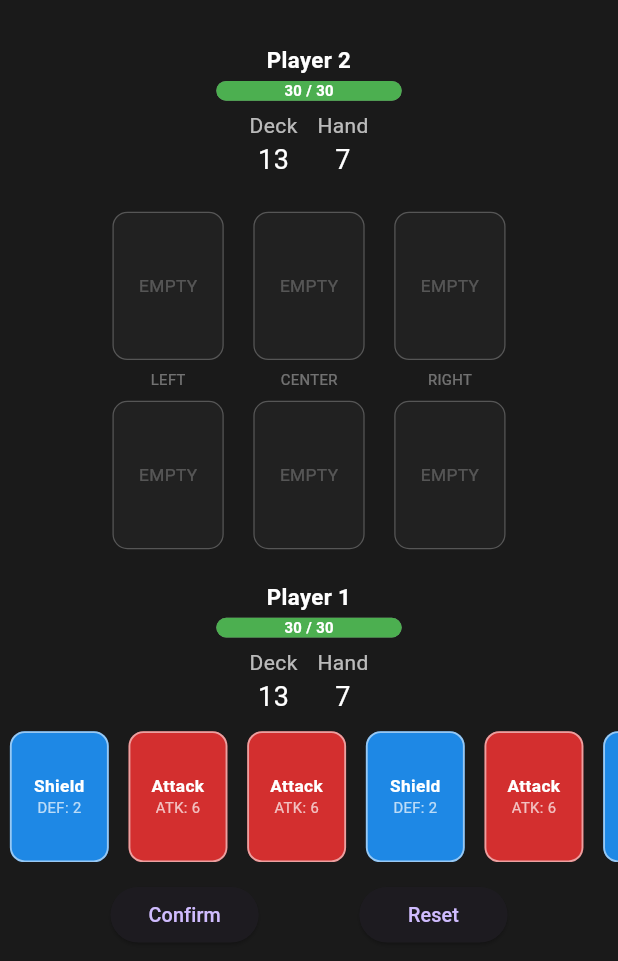
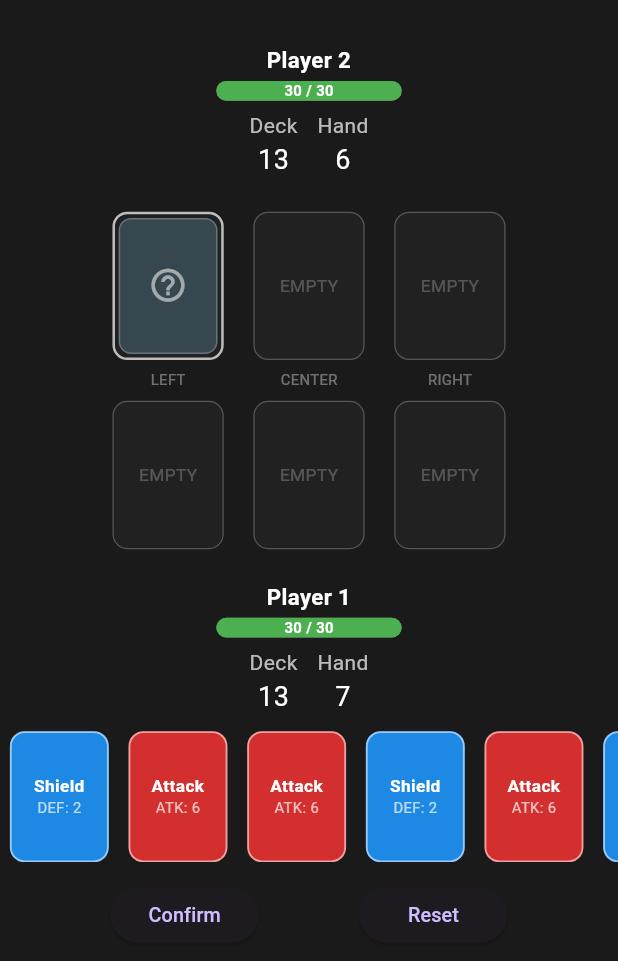
Before and after one commit to gragbag/card_game, a Flutter app: the screen it shows after launch, after a tap on "Confirm", after a tap on "Reset", on a phone screen of 412 x 824 dp. Shown: the top 961 px of the screen. Run offline on Flutter 3.47's test engine with Material 3 defaults, Android fonts, the phone set to English and light mode, and no system bars; missing offline and left inert: flame, flutter_soloud.

Commit message:
feat: Switch who places cards first
Player 1 places cards down first, then Player 2 will respond.
Next turn Player 2 will place their cards down first, and Player 1 will
respond
Changed NPC turn to place a random number of cards in random lanes

```diff
--- a/lib/game_logic/game_engine.dart
+++ b/lib/game_logic/game_engine.dart
@@ -15,6 +15,8 @@ import 'services/combat_resolver.dart';
 /// Main game engine - manages all game logic
 class GameEngine extends ChangeNotifier {
   late GameState state;
+
+  String _firstPlacerId = 'player1';
 
   /// Initialize a new game
   void initialize({
@@ -44,6 +46,9 @@ class GameEngine extends ChangeNotifier {
     // Initialize game state
     state = GameState(player1: player1, player2: player2);
 
+    // First game: player1 places first
+    _firstPlacerId = 'player1';
+
     // Start first turn
     startGame();
     notifyListeners();
@@ -62,12 +67,21 @@ class GameEngine extends ChangeNotifier {
 
   /// Start a new turn (Draw Phase)
   void startTurn() {
+    _firstPlacerId = _firstPlacerId == 'player1' ? 'player2' : 'player1';
+
     state.currentPhase = GamePhase.draw;
     CardManager.drawCards(state.player1);
     CardManager.drawCards(state.player2);
     state.currentPhase = GamePhase.select;
     state.player1Ready = false;
     state.player2Ready = false;
+
+    // If NPC is supposed to place first this turn,
+    // let them pick and place their cards *now*.
+    if (_firstPlacerId == 'player2') {
+      _playNpcTurn(); // NPC fills their lanes
+      state.player2Ready = true;
+    }
 
     notifyListeners();
   }
@@ -122,18 +136,20 @@ class GameEngine extends ChangeNotifier {
       state.player2Ready = true;
     }
 
-    // Trigger NPC turn automatically
-    if (!state.player2Ready) {
+    if (_firstPlacerId == 'player1' && !state.player2Ready) {
       _playNpcTurn();
+      state.player2Ready = true;
     }
-
-    notifyListeners();
 
     // If both players ready, proceed to reveal/resolve
     if (state.bothPlayersReady) {
+      state.currentPhase = GamePhase.reveal;
+      notifyListeners();
       Future.delayed(const Duration(seconds: 2), () {
         revealAndResolve();
       });
+    } else {
+      notifyListeners();
     }
 
     return true;
@@ -173,13 +189,19 @@ class GameEngine extends ChangeNotifier {
     // Make sure field is clear at the start of NPC selection
     CardManager.clearFieldToHand(npc);
 
-    // Decide which cards to play
+    // Copy + shuffle hand so we don't mutate while iterating
     final handCopy = List<Card>.from(npc.hand)..shuffle(random);
 
-    // We have exactly 3 lanes
+    // All lanes, shuffled, so lane choice is random too
     final lanes = List<Lane>.from(Lane.values)..shuffle(random);
 
-    final numToPlay = min(handCopy.length, lanes.length);
+    // Max cards NPC *could* play this turn
+    final maxPlayable = min(3, min(handCopy.length, lanes.length));
+
+    final numToPlay = maxPlayable == 0
+        ? 0
+        : random.nextInt(maxPlayable) + 1; // 0..maxPlayable
+
     for (int i = 0; i < numToPlay; i++) {
       final card = handCopy[i];
       final lane = lanes[i];
--- a/lib/ui/widgets/field_slot.dart
+++ b/lib/ui/widgets/field_slot.dart
@@ -1,5 +1,6 @@
 // field_slot.dart (new)
 import 'package:flutter/material.dart';
+import '../../game_logic/enums/game_phase.dart' show GamePhase;
 import '../../game_logic/game_engine.dart';
 import '../../game_logic/models/player_state.dart';
 import '../../game_logic/models/card.dart' as game_card;
@@ -25,6 +26,12 @@ class FieldSlot extends StatelessWidget {
   @override
   Widget build(BuildContext context) {
     final card = player.field.cardInLane(lane);
+
+    final isSelectPhase = engine.state.currentPhase == GamePhase.select;
+
+    // From THIS client's point of view:
+    // - if it's the opponent's slot during select phase → show face-down
+    final hideCardFromPlayer = isOpponent && isSelectPhase;
 
     return DragTarget<game_card.Card>(
       onWillAccept: (incoming) => !isOpponent && incoming != null,
@@ -56,6 +63,10 @@ class FieldSlot extends StatelessWidget {
                       fontSize: 14 * scale,
                     ),
                   )
+                : hideCardFromPlayer
+                // Opponent face-down card
+                ? _buildCardBack(scale)
+                // Normal rendering (AI side face-up; your side draggable)
                 : isOpponent
                 ? CardWidget(card: card, scale: scale)
                 : _draggableCard(card, scale),
@@ -85,4 +96,17 @@ class FieldSlot extends StatelessWidget {
       child: CardWidget(card: card, scale: scale),
     );
   }
+
+  Widget _buildCardBack(double scale) {
+    return Container(
+      width: 80 * scale,
+      height: 110 * scale,
+      decoration: BoxDecoration(
+        color: Colors.blueGrey.shade800,
+        borderRadius: BorderRadius.circular(10 * scale),
+        border: Border.all(color: Colors.white24),
+      ),
+      child: Icon(Icons.help_outline, size: 32 * scale, color: Colors.white54),
+    );
+  }
 }
```
